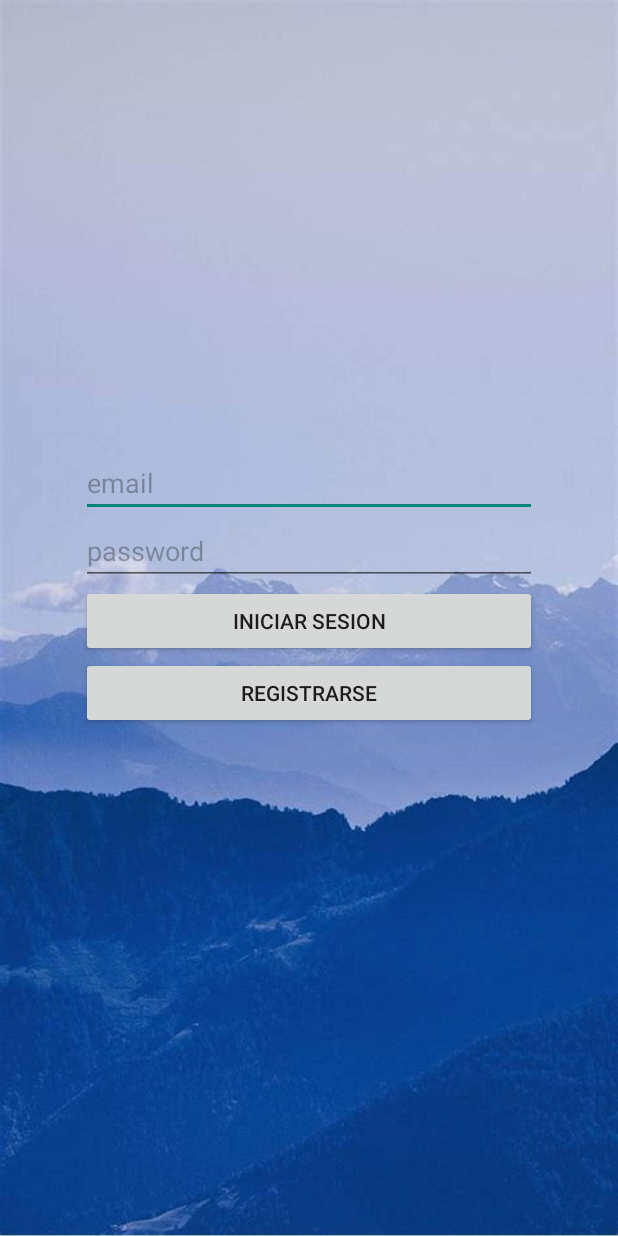
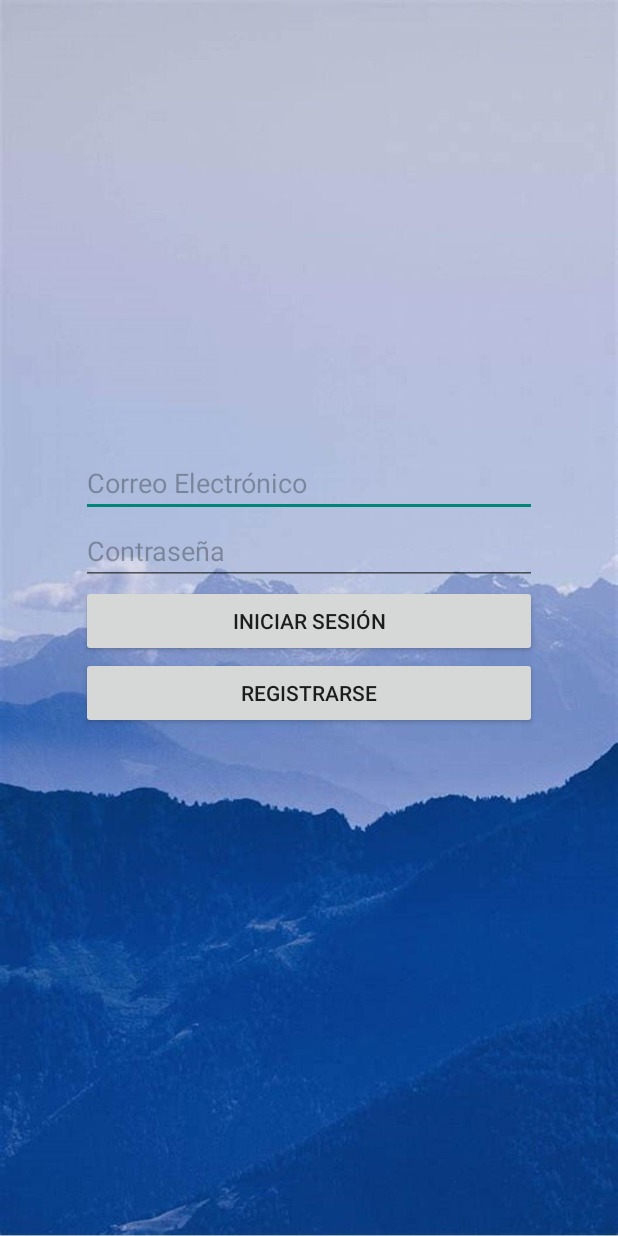
Before and after one commit to ivanstafe/ChatApp, an Android app: the screen it shows after launch (MainActivity), on a phone screen of 412 x 824 dp. Run offline under Robolectric (Android 15) with nearby library versions, the phone set to English and light mode, and no system bars; our stand-ins replace Firebase (no records; nobody signed in at launch, a user with empty details on screens opened directly).

```diff
--- a/app/src/main/res/layout/activity_main.xml
+++ b/app/src/main/res/layout/activity_main.xml
@@ -27,7 +27,7 @@
             android:layout_width="match_parent"
             android:layout_height="wrap_content"
             android:ems="10"
-            android:hint="email"
+            android:hint="@string/Email"
             android:inputType="textEmailAddress"
             android:textColorHint="#4D000000" />
 
@@ -36,7 +36,7 @@
             android:layout_width="match_parent"
             android:layout_height="wrap_content"
             android:ems="10"
-            android:hint="password"
+            android:hint="@string/Contraseña"
             android:inputType="textPassword"
             android:textColorHint="#4D000000" />
 
--- a/app/src/main/res/layout/activity_msg.xml
+++ b/app/src/main/res/layout/activity_msg.xml
@@ -32,7 +32,7 @@
                 android:layout_margin="5sp"
                 android:layout_weight="1"
                 android:ems="10"
-                android:hint="Mensaje"
+                android:hint="@string/Mensaje"
                 android:inputType="textPersonName"
                 android:padding="5sp"
                 android:textColorHint="#9A000000" />
@@ -42,7 +42,7 @@
                 android:layout_width="wrap_content"
                 android:layout_height="wrap_content"
                 android:layout_weight="1"
-                android:text="Enviar" />
+                android:text="@string/Enviar" />
         </LinearLayout>
     </LinearLayout>
 </androidx.constraintlayout.widget.ConstraintLayout>
--- a/app/src/main/res/layout/activity_splash.xml
+++ b/app/src/main/res/layout/activity_splash.xml
@@ -34,7 +34,7 @@
         android:layout_width="185dp"
         android:layout_height="61dp"
         android:fontFamily="sans-serif-condensed"
-        android:text="Bienvenido a "
+        android:text="@string/Bienvenido"
         android:textColor="#B2000000"
         android:textColorHint="#0B0A0A"
         android:textSize="25sp"
--- a/app/src/main/res/values/strings.xml
+++ b/app/src/main/res/values/strings.xml
@@ -1,6 +1,12 @@
 <resources>
     <string name="app_name">ChatApp</string>
-    <string name="Iniciar_Sesion">Iniciar Sesion</string>
+    <string name="Iniciar_Sesion">Iniciar Sesión</string>
     <string name="Registrarse">Registrarse</string>
+    <string name="Enviar">Enviar</string>
+    <string name="Mensaje">Mensaje</string>
+    <string name="Email">Correo Electrónico</string>
+    <string name="Contraseña">Contraseña</string>
+    <string name="Bienvenido">Bienvenido a</string>
+
 
 </resources>
```
